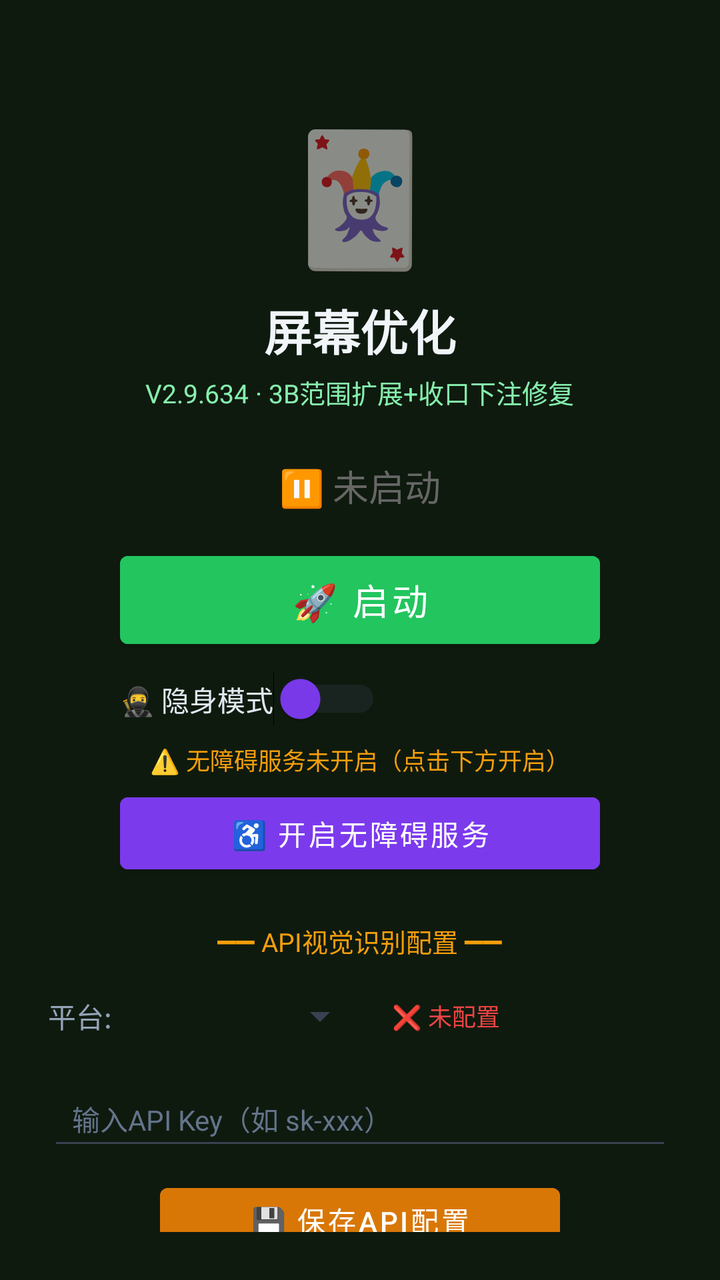
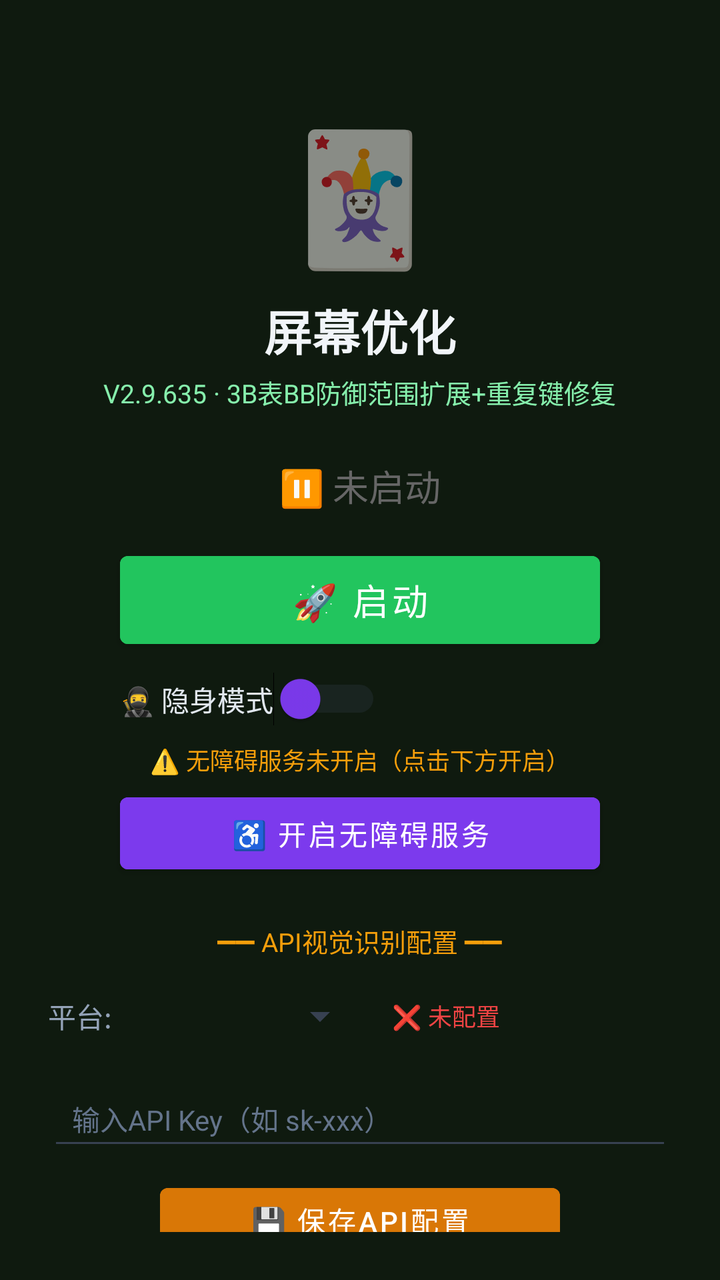

Screens rendered from an Android XML layout before and after an edit, with the pre-edit source and the edit as a unified diff.
<!-- AndroidManifest.xml: activity theme Theme.MjScreenshot -->
<!-- res/layout/activity_main.xml -->
<?xml version="1.0" encoding="utf-8"?>
<LinearLayout xmlns:android="http://schemas.android.com/apk/res/android"
    android:layout_width="match_parent"
    android:layout_height="match_parent"
    android:orientation="vertical"
    android:background="#0f1a0f"
    android:padding="24dp"
    android:gravity="center_horizontal">

    <TextView
        android:layout_width="wrap_content"
        android:layout_height="wrap_content"
        android:text="🃏"
        android:textSize="64sp"
        android:layout_marginTop="30dp" />

    <TextView
        android:layout_width="wrap_content"
        android:layout_height="wrap_content"
        android:text="屏幕优化"
        android:textSize="24sp"
        android:textColor="#f1f5f9"
        android:textStyle="bold"
        android:layout_marginTop="8dp" />

    <TextView
        android:layout_width="wrap_content"
        android:layout_height="wrap_content"
        android:text="V2.9.634 · 3B范围扩展+收口下注修复"
        android:textSize="13sp"
        android:textColor="#86efac"
        android:layout_marginTop="4dp" />

    <TextView
        android:id="@+id/tvStatus"
        android:layout_width="wrap_content"
        android:layout_height="wrap_content"
        android:text="⏸ 未启动"
        android:textSize="18sp"
        android:textColor="#666666"
        android:layout_marginTop="24dp" />

    <Button
        android:id="@+id/btnStart"
        android:layout_width="240dp"
        android:layout_height="56dp"
        android:text="🚀 启动"
        android:textSize="18sp"
        android:textColor="#ffffff"
        android:backgroundTint="#22c55e"
        android:layout_marginTop="16dp" />

    <Button
        android:id="@+id/btnHelper"
        android:layout_width="240dp"
        android:layout_height="56dp"
        android:text="🃏 打开智囊"
        android:textSize="16sp"
        android:textColor="#ffffff"
        android:backgroundTint="#16a34a"
        android:layout_marginTop="12dp"
        android:visibility="gone" />

    
    <LinearLayout
        android:layout_width="240dp"
        android:layout_height="wrap_content"
        android:orientation="horizontal"
        android:gravity="center_vertical"
        android:layout_marginTop="8dp">

        <Switch
            android:id="@+id/switchStealth"
            android:layout_width="wrap_content"
            android:layout_height="wrap_content"
            android:text="🥷 隐身模式"
            android:textColor="#e2e8f0"
            android:textSize="14sp"
            android:thumbTint="#7c3aed"
            android:trackTint="#374151" />
    </LinearLayout>

    <TextView
        android:id="@+id/tvAccessibilityStatus"
        android:layout_width="wrap_content"
        android:layout_height="wrap_content"
        android:text="⚠️ 无障碍服务未开启（点击下方开启）"
        android:textSize="12sp"
        android:textColor="#f59e0b"
        android:layout_marginTop="8dp"
        android:gravity="center" />

    <Button
        android:id="@+id/btnAccessibility"
        android:layout_width="240dp"
        android:layout_height="48dp"
        android:text="♿ 开启无障碍服务"
        android:textSize="14sp"
        android:textColor="#ffffff"
        android:backgroundTint="#7c3aed"
        android:layout_marginTop="4dp" />

    <TextView
        android:layout_width="wrap_content"
        android:layout_height="wrap_content"
        android:text="━━ API视觉识别配置 ━━"
        android:textSize="13sp"
        android:textColor="#f59e0b"
        android:layout_marginTop="20dp" />

    <LinearLayout
        android:layout_width="match_parent"
        android:layout_height="wrap_content"
        android:orientation="horizontal"
        android:layout_marginTop="8dp"
        android:gravity="center_vertical">

        <TextView
            android:layout_width="wrap_content"
            android:layout_height="wrap_content"
            android:text="平台:"
            android:textSize="14sp"
            android:textColor="#94a3b8" />

        <Spinner
            android:id="@+id/spinnerProvider"
            android:layout_width="120dp"
            android:layout_height="40dp"
            android:layout_marginStart="8dp"
            android:backgroundTint="#374151" />

        <TextView
            android:id="@+id/tvApiStatus"
            android:layout_width="wrap_content"
            android:layout_height="wrap_content"
            android:text="❌ 未配置"
            android:textSize="12sp"
            android:textColor="#ef4444"
            android:layout_marginStart="12dp" />
    </LinearLayout>

    <EditText
        android:id="@+id/etApiKey"
        android:layout_width="match_parent"
        android:layout_height="44dp"
        android:hint="输入API Key（如 sk-xxx）"
        android:textSize="14sp"
        android:textColor="#e2e8f0"
        android:textColorHint="#64748b"
        android:backgroundTint="#374151"
        android:inputType="textPassword"
        android:layout_marginTop="8dp"
        android:paddingStart="12dp"
        android:paddingEnd="12dp" />

    <Button
        android:id="@+id/btnSaveApi"
        android:layout_width="200dp"
        android:layout_height="44dp"
        android:text="💾 保存API配置"
        android:textSize="14sp"
        android:textColor="#ffffff"
        android:backgroundTint="#d97706"
        android:layout_marginTop="8dp" />

    <TextView
        android:id="@+id/tvHint"
        android:layout_width="wrap_content"
        android:layout_height="wrap_content"
        android:text="先点上方按钮启动截屏"
        android:textSize="13sp"
        android:textColor="#666666"
        android:layout_marginTop="12dp"
        android:gravity="center" />

    <TextView
        android:layout_width="wrap_content"
        android:layout_height="wrap_content"
        android:text="使用步骤：\n1. 配置API Key（支持OpenAI/通义千问VL/硅基流动）\n2. 点「开启无障碍服务」→ 开启\n3. 开启「🥷隐身模式」(反检测)\n4. 点「启动」→ 允许悬浮窗\n5. 打牌时点屏幕上的🎯悬浮球即可截屏识别\n★ 拖动悬浮球可移到不挡牌的位置 ★\n★ 长按悬浮球可展开/收起详细面板 ★\n★ 悬浮球边框颜色=建议：绿=加注 橙=跟注 红=弃牌 ★"
        android:textSize="12sp"
        android:textColor="#64748b"
        android:layout_marginTop="12dp"
        android:lineSpacingExtra="3dp" />

</LinearLayout>
<!-- resources referenced by this layout -->
<resources>
  <style name="Theme.MjScreenshot" parent="Theme.MaterialComponents.DayNight.DarkActionBar">
          <item name="colorPrimary">#1e40af</item>
          <item name="colorPrimaryVariant">#1e3a8a</item>
          <item name="colorOnPrimary">#ffffff</item>
          <item name="android:statusBarColor">#0f172a</item>
      </style>
</resources>

<!-- the commit's change to res/layout/activity_main.xml (unified diff, before → after) -->
@@ -26,7 +26,7 @@
     <TextView
         android:layout_width="wrap_content"
         android:layout_height="wrap_content"
-        android:text="V2.9.634 · 3B范围扩展+收口下注修复"
+        android:text="V2.9.635 · 3B表BB防御范围扩展+重复键修复"
         android:textSize="13sp"
         android:textColor="#86efac"
         android:layout_marginTop="4dp" />
